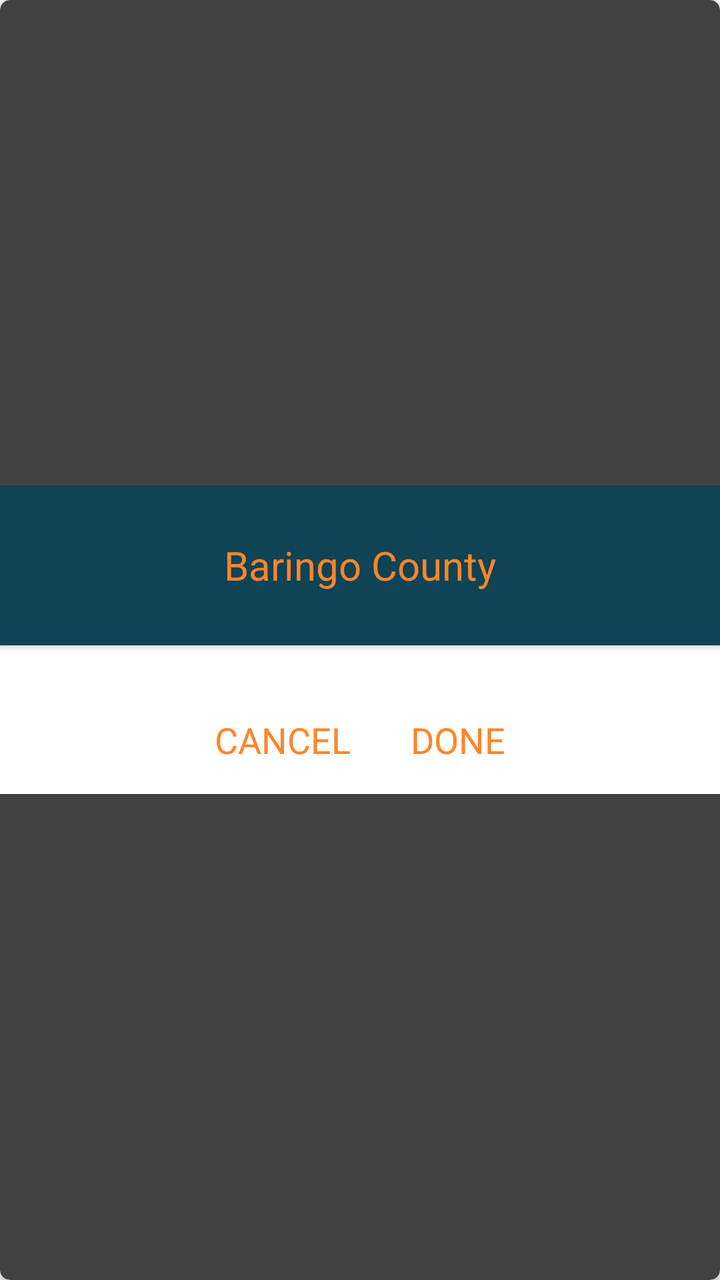
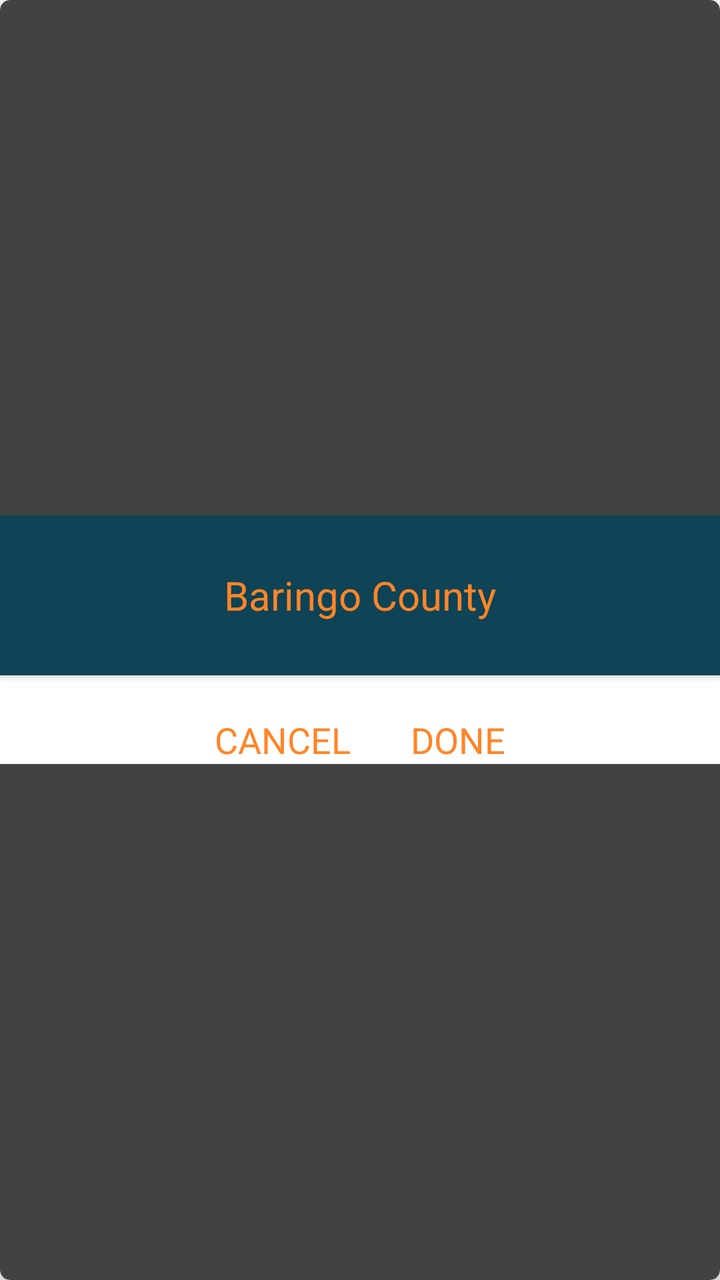

The first picture is an Android layout as it rendered before a commit; the second is the same layout after the commit. The layout source and the unified diff follow.
<!-- AndroidManifest.xml: another module's application theme AppTheme -->
<!-- res/layout/county_picker_dialog.xml -->
<?xml version="1.0" encoding="utf-8"?>
<androidx.cardview.widget.CardView xmlns:android="http://schemas.android.com/apk/res/android"
    xmlns:app="http://schemas.android.com/apk/res-auto"
    android:layout_width="match_parent"
    android:layout_height="match_parent"
    android:layout_gravity="center"
    app:cardBackgroundColor="@color/background_floating_material_dark"
    app:cardCornerRadius="@dimen/dialog_corner_radius"
    app:cardPreventCornerOverlap="false">

    <LinearLayout
        android:layout_width="match_parent"
        android:layout_height="wrap_content"
        android:layout_gravity="center_vertical"
        android:background="@color/MPD_backGroundColor"
        android:orientation="vertical">

        <androidx.cardview.widget.CardView
            android:id="@+id/toolbar"
            android:layout_width="match_parent"
            android:layout_height="@dimen/MPD_top_bar_height"
            app:cardBackgroundColor="@color/colorPrimary"
            app:cardCornerRadius="0dp"
            app:cardElevation="2dp">

            <TextView
                android:id="@+id/dialog_selected_value"
                android:layout_width="wrap_content"
                android:layout_height="wrap_content"
                android:layout_gravity="center"
                android:gravity="center"
                android:text="@string/baringo"
                android:textColor="@color/colorAccent"
                android:textSize="20sp" />

        </androidx.cardview.widget.CardView>

        <LinearLayout
            android:layout_width="match_parent"
            android:layout_height="match_parent"
            android:layout_gravity="center_vertical"
            android:background="@color/MPD_backGroundColor"
            android:orientation="vertical"
            android:weightSum="1">

            <LinearLayout
                android:layout_width="match_parent"
                android:layout_height="0dp"
                android:layout_gravity="center"
                android:layout_weight=".85"
                android:orientation="vertical"
                android:background="@color/MPD_backGroundColor"
                android:padding="10dp">
                <EditText
                    android:id="@+id/etSearch"
                    android:layout_width="match_parent"
                    android:layout_height="wrap_content"
                    android:hint="Search"
                    android:visibility="gone"
                    android:imeOptions="actionDone"
                    android:singleLine="true"/>

                <androidx.recyclerview.widget.RecyclerView
                    android:id="@+id/recyclerView"
                    android:layout_width="match_parent"
                    android:layout_height="wrap_content"
                    android:clipToPadding="false" />
            </LinearLayout>

            <LinearLayout
                android:layout_width="match_parent"
                android:layout_height="0dp"
                android:layout_gravity="center"
                android:layout_weight="0.15"
                android:background="@color/MPD_backGroundColor"
                android:gravity="center">

                <TextView
                    android:id="@+id/cancel"
                    android:layout_width="wrap_content"
                    android:layout_height="wrap_content"
                    android:layout_margin="15dp"
                    android:text="@string/MPD_action_cancel"
                    android:textAllCaps="true"
                    android:textAppearance="?android:textAppearanceMedium"
                    android:textColor="@color/colorAccent" />

                <TextView
                    android:id="@+id/ok"
                    android:layout_width="wrap_content"
                    android:layout_height="wrap_content"
                    android:layout_margin="15dp"
                    android:text="@string/MPD_action_done"
                    android:textAllCaps="true"
                    android:textAppearance="?android:textAppearanceMedium"
                    android:textColor="@color/colorAccent" />
            </LinearLayout>
        </LinearLayout>
    </LinearLayout>
</androidx.cardview.widget.CardView>
<!-- resources referenced by this layout -->
<resources>
  <color name="MPD_backGroundColor">#FFF</color>
  <color name="colorAccent">#ff8528</color>
  <color name="colorPrimary">#0f4356</color>
  <dimen name="MPD_top_bar_height">80dp</dimen>
  <dimen name="dialog_corner_radius">5dp</dimen>
  <string name="MPD_action_cancel">cancel</string>
  <string name="MPD_action_done">done</string>
  <string name="baringo">Baringo County</string>
  <style name="AppTheme" parent="Theme.AppCompat.Light.DarkActionBar">
          
          <item name="colorPrimary">@color/colorPrimary</item>
          <item name="colorPrimaryDark">@color/colorPrimaryDark</item>
          <item name="colorAccent">@color/colorAccent</item>
      </style>
  <color name="colorPrimaryDark">#0f4356</color>
</resources>

<!-- the commit's change to res/layout/county_picker_dialog.xml (unified diff, before → after) -->
@@ -79,9 +79,9 @@
                     android:id="@+id/cancel"
                     android:layout_width="wrap_content"
                     android:layout_height="wrap_content"
-                    android:layout_margin="15dp"
                     android:text="@string/MPD_action_cancel"
                     android:textAllCaps="true"
+                    android:layout_marginRight="15dp"
                     android:textAppearance="?android:textAppearanceMedium"
                     android:textColor="@color/colorAccent" />
 
@@ -89,7 +89,7 @@
                     android:id="@+id/ok"
                     android:layout_width="wrap_content"
                     android:layout_height="wrap_content"
-                    android:layout_margin="15dp"
+                    android:layout_marginLeft="15dp"
                     android:text="@string/MPD_action_done"
                     android:textAllCaps="true"
                     android:textAppearance="?android:textAppearanceMedium"
